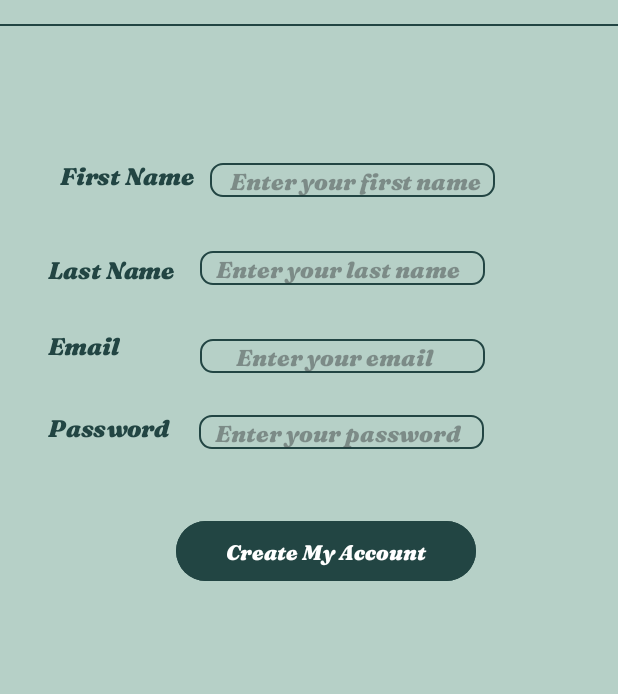
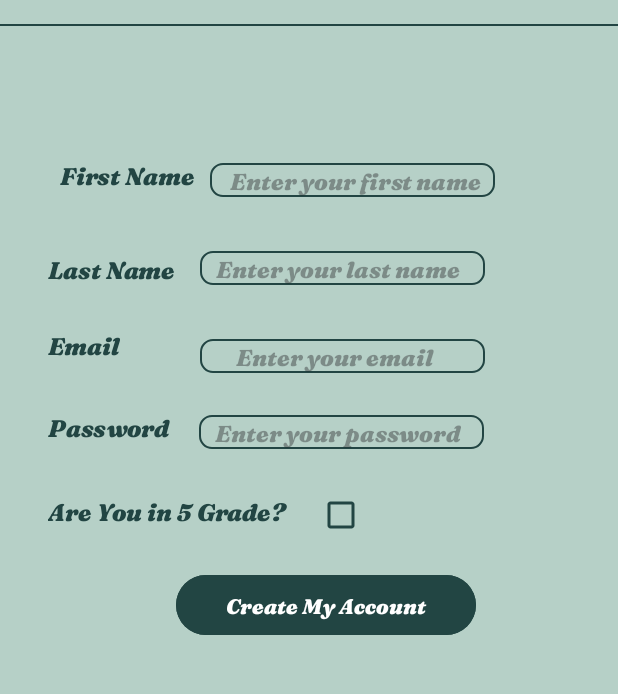
Before and after one commit to shahdKh2/Android-FloraFusionApp, an Android app: the SignUpActivity screen opened directly, with no data from a screen before it, on a phone screen of 412 x 824 dp, the part 143-837 px from its top. Run offline under Robolectric (Android 15) with nearby library versions, the phone set to English and light mode, and no system bars.

Commit message:
Assigment1_1210545_FloraFusion

```diff
--- a/app/src/main/java/com/example/florafusionapp/QuizActivity.java
+++ b/app/src/main/java/com/example/florafusionapp/QuizActivity.java
@@ -41,7 +41,7 @@ public class QuizActivity extends AppCompatActivity {
 
 
     private int[] answers = {0, 3, 1, 2, 3, 3}; // array to save the index of correct answer for each question
-    private static int score = 0; // the user score in the quiz
+    private  int score = 0; // the user score in the quiz
     private int QsNo = 6; //questions number
     private static int currRound = 0; //cuurent round nevegator
 
--- a/app/src/main/java/com/example/florafusionapp/SignUpActivity.java
+++ b/app/src/main/java/com/example/florafusionapp/SignUpActivity.java
@@ -2,11 +2,13 @@ package com.example.florafusionapp;
 
 import static android.content.ContentValues.TAG;
 
+import android.annotation.SuppressLint;
 import android.app.Notification;
 import android.content.Intent;
 import android.os.Bundle;
 import android.util.Log;
 import android.view.View;
+import android.widget.CheckBox;
 import android.widget.EditText;
 import android.widget.Toast;
 
@@ -19,7 +21,9 @@ public class SignUpActivity extends AppCompatActivity {
     private EditText lastNameEditText;
     private EditText emailEditText;
     private EditText passwordEditText;
+    private CheckBox GradecheckBox;
 
+    @SuppressLint("MissingInflatedId")
     @Override
     protected void onCreate(Bundle savedInstanceState) {
         super.onCreate(savedInstanceState);
@@ -29,6 +33,8 @@ public class SignUpActivity extends AppCompatActivity {
         lastNameEditText = findViewById(R.id.lastNameEditText);
         emailEditText = findViewById(R.id.emailEditText);
         passwordEditText = findViewById(R.id.passwordEditText);
+        GradecheckBox = findViewById(R.id.GradecheckBox);
+
     }
 
     public void openLogInActivity(View view) {
@@ -38,6 +44,8 @@ public class SignUpActivity extends AppCompatActivity {
                 emailEditText.getText().toString().isEmpty() ||
                 passwordEditText.getText().toString().isEmpty()) {
             Toast.makeText(this, "Please fill in all fields", Toast.LENGTH_SHORT).show();
+        } else if (!GradecheckBox.isChecked()) {
+            Toast.makeText(this, "This Application Designed for 5 Grade", Toast.LENGTH_SHORT).show();
         } else {
             Intent intent = new Intent(this, LogInActivity.class);
             startActivity(intent);
@@ -56,6 +64,7 @@ public class SignUpActivity extends AppCompatActivity {
         super.onStop();
         Log.d(TAG, "onStop: SignUpActivity stopped");
     }
+
     @Override
     protected void onPause() {
         super.onPause();
--- a/app/src/main/res/layout/quiz.xml
+++ b/app/src/main/res/layout/quiz.xml
@@ -143,6 +143,7 @@
         app:layout_constraintStart_toStartOf="parent"
         app:layout_constraintTop_toBottomOf="@id/questionCardView" />
 
+
     <!-- Next Button -->
     <Button
         android:id="@+id/nextButton"
--- a/app/src/main/res/layout/sign_up.xml
+++ b/app/src/main/res/layout/sign_up.xml
@@ -14,8 +14,8 @@
         android:layout_width="match_parent"
         android:layout_height="match_parent"
         android:background="@color/BackGroundColor"
-        tools:layout_editor_absoluteX="0dp"
-        tools:layout_editor_absoluteY="65dp" />
+        tools:layout_editor_absoluteX="-31dp"
+        tools:layout_editor_absoluteY="0dp" />
 
     <LinearLayout
         android:id="@+id/headerLayout"
@@ -177,16 +177,39 @@
         android:layout_width="200dp"
         android:layout_height="wrap_content"
         android:layout_marginStart="16dp"
-        android:layout_marginTop="44dp"
+        android:layout_marginTop="80dp"
         android:layout_marginEnd="16dp"
         android:backgroundTint="@color/logoColor"
+        android:clickable="true"
         android:fontFamily="@font/font1"
+        android:onClick="openLogInActivity"
         android:text="Create My Account"
         app:layout_constraintEnd_toEndOf="parent"
         app:layout_constraintHorizontal_bias="0.564"
         app:layout_constraintStart_toStartOf="parent"
-        app:layout_constraintTop_toBottomOf="@id/passwordEditText"
-        android:clickable="true"
-        android:onClick="openLogInActivity" />
+        app:layout_constraintTop_toBottomOf="@id/passwordEditText" />
+
+    <CheckBox
+        android:id="@+id/GradecheckBox"
+        style="@style/LogInStyle"
+        android:layout_width="wrap_content"
+        android:layout_height="wrap_content"
+        android:layout_marginStart="12dp"
+        android:layout_marginTop="20dp"
+        android:text=""
+        app:buttonTint="@color/logoColor"
+        app:layout_constraintStart_toEndOf="@+id/textView2"
+        app:layout_constraintTop_toBottomOf="@+id/passwordEditText" />
+
+    <TextView
+        android:id="@+id/textView2"
+        style="@style/LogInStyle"
+        android:layout_width="wrap_content"
+        android:layout_height="wrap_content"
+        android:layout_marginStart="32dp"
+        android:layout_marginTop="32dp"
+        android:text="Are You in 5 Grade?"
+        app:layout_constraintStart_toStartOf="parent"
+        app:layout_constraintTop_toBottomOf="@+id/passwordLabel" />
 
 </androidx.constraintlayout.widget.ConstraintLayout>
```
